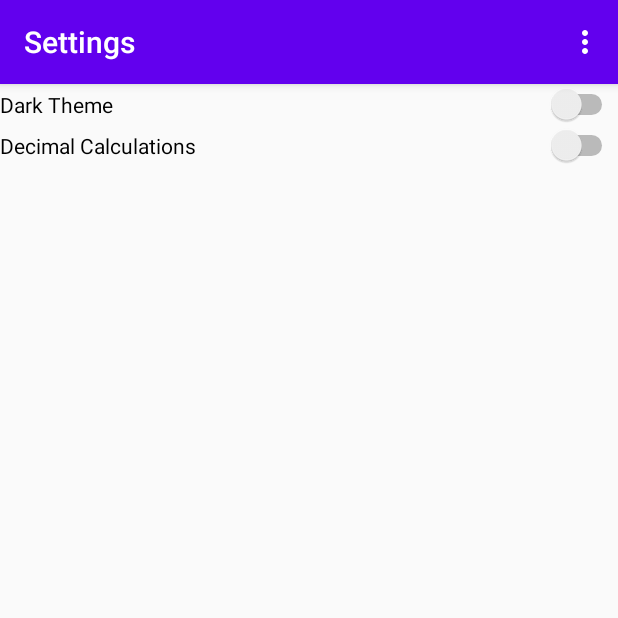
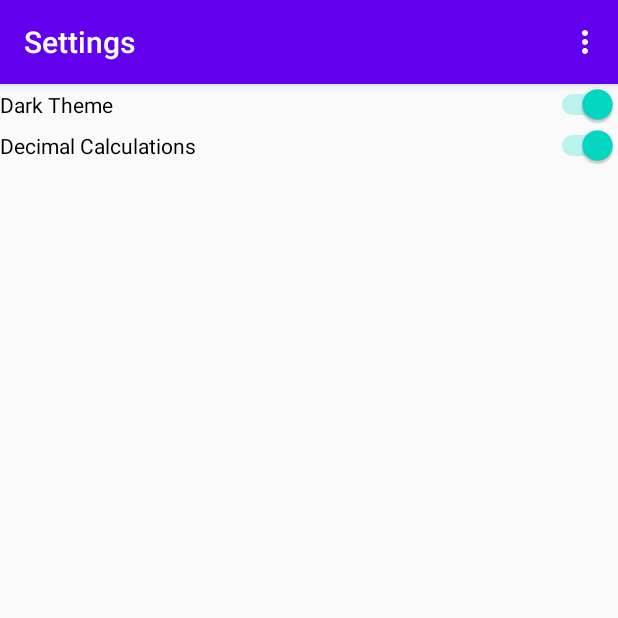
Before and after one commit to baddingo/ass1calcClean, an Android app: the SettingsActivity screen opened directly, with no data from a screen before it, in the options menu, after a tap on "Settings", on a phone screen of 412 x 824 dp, the top half of it. Run offline under Robolectric (Android 15) with nearby library versions, the phone set to English and light mode, and no system bars.

Commit message:
switch states saved between page changes

```diff
--- a/app/src/main/java/com/example/trial/SettingsActivity.java
+++ b/app/src/main/java/com/example/trial/SettingsActivity.java
@@ -1,16 +1,23 @@
 package com.example.trial;
 
 import android.content.Intent;
+import android.content.SharedPreferences;
 import android.os.Bundle;
 import android.view.Menu;
 import android.view.MenuItem;
+import android.view.View;
+import android.widget.Switch;
 
 import androidx.appcompat.widget.Toolbar;
 
 import androidx.appcompat.app.AppCompatActivity;
 
 public class SettingsActivity extends AppCompatActivity {
-//    PUBLIC VARIABLES HERE
+    //    switch variables
+    private Switch precision_mode;
+    private Switch theme_mode;
+    private boolean precision_boolean;
+    private boolean theme_boolean;
 
     @Override
     public void onCreate(Bundle savedInstanceState) {
@@ -18,12 +25,41 @@ public class SettingsActivity extends AppCompatActivity {
         setContentView(R.layout.settings_activity);
         Toolbar toolbar = findViewById(R.id.toolbar);
         setSupportActionBar(toolbar);
+
+        //Find switch views
+        precision_mode = findViewById(R.id.decimal_switch);
+        theme_mode = findViewById(R.id.theme_switch);
+
+        loadData();
+        updateViews();
     }
 
     @Override
     public boolean onSupportNavigateUp() {
         onBackPressed();
         return true;
+    }
+
+    public void onClickSaveData(View view) {
+        //Saves the preferences whenever a switch is clicked
+        SharedPreferences sharedPreferences = getSharedPreferences(MainActivity.SHARED_PREFS, 0);
+        SharedPreferences.Editor editor = sharedPreferences.edit();
+        editor.putBoolean(MainActivity.DECIMAL_MODE, precision_mode.isChecked());
+        editor.putBoolean(MainActivity.DARK_MODE, theme_mode.isChecked());
+        editor.apply();
+    }
+
+    private void loadData() {
+        //Loads data when activity is created
+        SharedPreferences sharedPreferences = getSharedPreferences(MainActivity.SHARED_PREFS, 0);
+        precision_boolean = sharedPreferences.getBoolean(MainActivity.DECIMAL_MODE, false);
+        theme_boolean = sharedPreferences.getBoolean(MainActivity.DARK_MODE, false);
+    }
+
+    private void updateViews() {
+        //Updates switches state
+        precision_mode.setChecked(precision_boolean);
+        theme_mode.setChecked(theme_boolean);
     }
 
     @Override
--- a/app/src/main/res/layout/settings_activity.xml
+++ b/app/src/main/res/layout/settings_activity.xml
@@ -31,13 +31,15 @@
             android:id="@+id/theme_switch"
             android:layout_width="match_parent"
             android:layout_height="wrap_content"
-            android:text="Dark Theme" />
+            android:text="@string/dark_theme"
+            android:onClick="onClickSaveData" />
 
         <Switch
             android:id="@+id/decimal_switch"
             android:layout_width="match_parent"
             android:layout_height="wrap_content"
-            android:text="Decimal Calculations" />
+            android:text="@string/decimal_calculations"
+            android:onClick="onClickSaveData" />
     </LinearLayout>
 
 </androidx.constraintlayout.widget.ConstraintLayout>
--- a/app/src/main/res/values/strings.xml
+++ b/app/src/main/res/values/strings.xml
@@ -8,4 +8,6 @@
     <string name="action_settings">Settings</string>
     <string name="Output">Output</string>
     <string name="action_home">Home</string>
+    <string name="decimal_calculations">Decimal Calculations</string>
+    <string name="dark_theme">Dark Theme</string>
 </resources>
```
Also changed, not shown: app/src/main/java/com/example/trial/MainActivity.java (+37 -8 lines).
